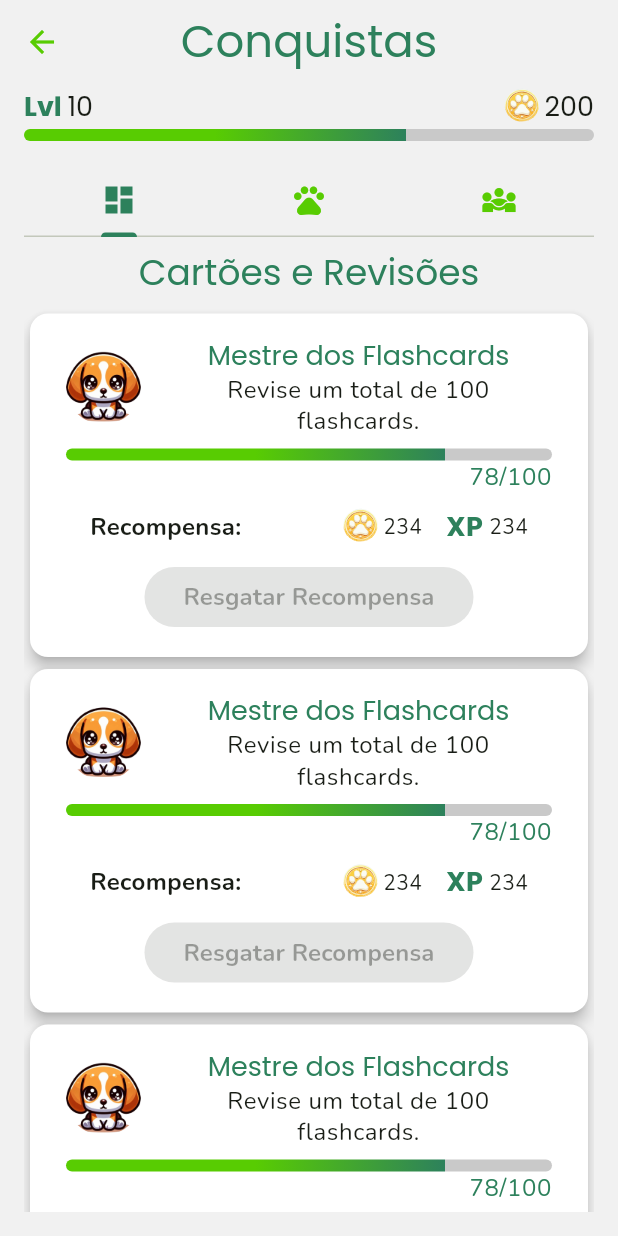
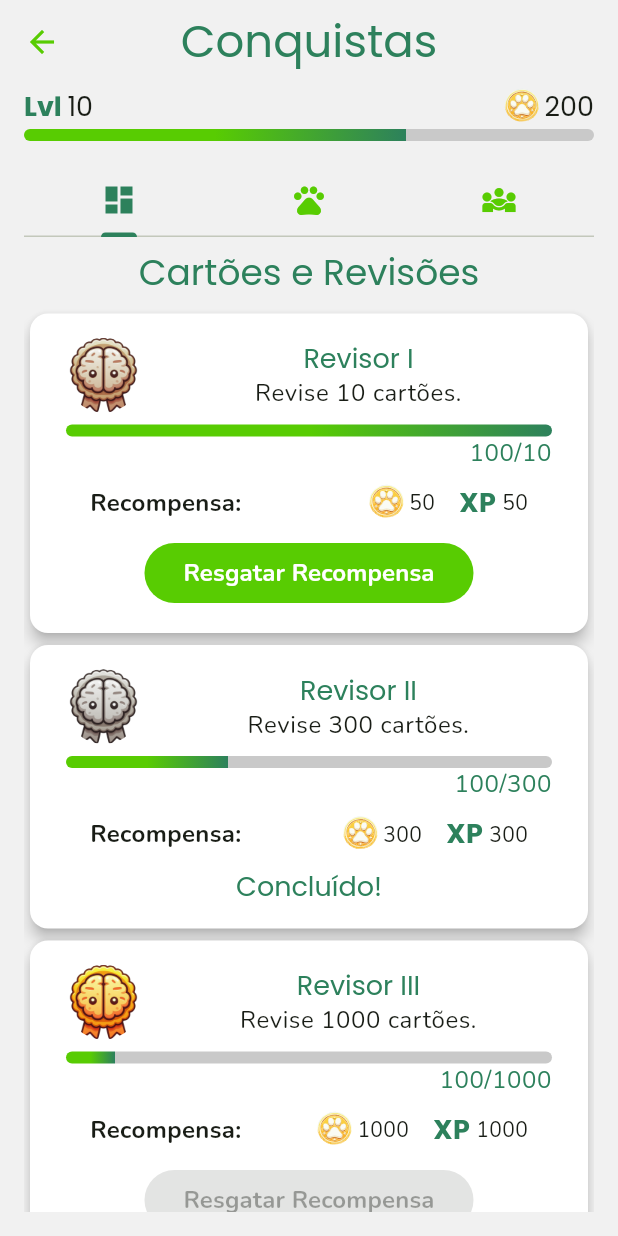
Before and after one commit to CantarinoG/flashcard-pets, a Flutter app: the screen it shows after launch, item 4 of the bottom bar chosen, after a tap on "Ver todas", on a phone screen of 412 x 824 dp. Run offline on Flutter 3.47's test engine with Material 3 defaults, Android fonts, the phone set to English and light mode, and no system bars; our stand-ins replace flutter_svg.

Commit message:
feat: Consume awards data via provider.

```diff
--- a/lib/screens/awards_screen.dart
+++ b/lib/screens/awards_screen.dart
@@ -6,10 +6,17 @@ import 'package:flutter/material.dart';
 
 class AwardsScreen extends StatelessWidget {
   //Mocked data
-  final List<int> _awardsFlashcards = [1, 2, 3, 4, 5];
-  final List<int> _awardsPets = [1, 2];
-  final List<int> _awardsSocial = [1, 2];
-  AwardsScreen({super.key});
+  final int totalUserReviews = 100;
+  final int userConsecutiveDays = 24;
+  final int totalUserMaxScoreReviews = 78;
+  final int totalUserRegisteredCards = 430;
+  final int totalUserPets = 9;
+  final int highestPetLevel = 23;
+  final int highestPetStar = 2;
+  final int totalUserFriens = 234;
+  final int totalGiftsSent = 34;
+  final int isInRanking = 0;
+  const AwardsScreen({super.key});
 
   Widget _subScreen(BuildContext context, String title, Widget listView) {
     final TextStyle? h2 = Theme.of(context).textTheme.headlineMedium;
@@ -54,7 +61,7 @@ class AwardsScreen extends StatelessWidget {
             ),
             Expanded(
               child: DefaultTabController(
-                length: 4,
+                length: 3,
                 child: Column(
                   children: [
                     TabBar(
@@ -95,31 +102,53 @@ class AwardsScreen extends StatelessWidget {
                           _subScreen(
                             context,
                             "Cartões e Revisões",
-                            ListView.builder(
-                              itemCount: _awardsFlashcards.length,
-                              itemBuilder: (context, index) {
-                                return AwardCard();
-                              },
+                            ListView(
+                              children: [
+                                AwardCard(0, totalUserReviews),
+                                AwardCard(1, totalUserReviews),
+                                AwardCard(2, totalUserReviews),
+                                AwardCard(3, userConsecutiveDays),
+                                AwardCard(4, userConsecutiveDays),
+                                AwardCard(5, userConsecutiveDays),
+                                AwardCard(6, totalUserMaxScoreReviews),
+                                AwardCard(7, totalUserMaxScoreReviews),
+                                AwardCard(8, totalUserMaxScoreReviews),
+                                AwardCard(9, totalUserRegisteredCards),
+                                AwardCard(10, totalUserRegisteredCards),
+                                AwardCard(11, totalUserRegisteredCards),
+                              ],
                             ),
                           ),
                           _subScreen(
                             context,
                             "Pets",
-                            ListView.builder(
-                              itemCount: _awardsPets.length,
-                              itemBuilder: (context, index) {
-                                return AwardCard();
-                              },
+                            ListView(
+                              children: [
+                                AwardCard(12, totalUserPets),
+                                AwardCard(13, totalUserPets),
+                                AwardCard(14, totalUserPets),
+                                AwardCard(15, highestPetLevel),
+                                AwardCard(16, highestPetLevel),
+                                AwardCard(17, highestPetLevel),
+                                AwardCard(18, highestPetStar),
+                                AwardCard(19, highestPetStar),
+                                AwardCard(20, highestPetStar),
+                              ],
                             ),
                           ),
                           _subScreen(
                             context,
                             "Social",
-                            ListView.builder(
-                              itemCount: _awardsSocial.length,
-                              itemBuilder: (context, index) {
-                                return AwardCard();
-                              },
+                            ListView(
+                              children: [
+                                AwardCard(21, totalUserFriens),
+                                AwardCard(22, totalUserFriens),
+                                AwardCard(23, totalUserFriens),
+                                AwardCard(24, totalGiftsSent),
+                                AwardCard(25, totalGiftsSent),
+                                AwardCard(26, totalGiftsSent),
+                                AwardCard(27, isInRanking),
+                              ],
                             ),
                           ),
                         ],
--- a/lib/screens/navigation_screen.dart
+++ b/lib/screens/navigation_screen.dart
@@ -23,7 +23,7 @@ class NavigationScreen extends StatefulWidget {
       "fab": const SocialFab(),
     },
     {
-      "widget": const SelfProfileScreen(),
+      "widget": SelfProfileScreen(),
       "appBar": const SelfProfileAppBar(),
       "fab": null,
     },
--- a/lib/screens/self_profile_screen.dart
+++ b/lib/screens/self_profile_screen.dart
@@ -23,7 +23,12 @@ class SelfProfileScreen extends StatelessWidget {
   final int _reviewedCardsNum = 23;
   final int _accuracy = 84;
   final int _streak = 4;
-  const SelfProfileScreen({super.key});
+  final List<int> _last3Awards = [
+    4,
+    6,
+    13,
+  ];
+  SelfProfileScreen({super.key});
 
   void _changeAvatar(BuildContext context) {
     Navigator.push(
@@ -47,7 +52,7 @@ class SelfProfileScreen extends StatelessWidget {
     Navigator.push(
       context,
       MaterialPageRoute(
-        builder: (context) => AwardsScreen(),
+        builder: (context) => const AwardsScreen(),
       ),
     );
   }
@@ -210,13 +215,13 @@ class SelfProfileScreen extends StatelessWidget {
                   const SizedBox(
                     height: 4,
                   ),
-                  const Row(
+                  Row(
                     mainAxisAlignment: MainAxisAlignment.spaceAround,
                     crossAxisAlignment: CrossAxisAlignment.center,
                     children: [
-                      Expanded(child: AwardCardBasic()),
-                      Expanded(child: AwardCardBasic()),
-                      Expanded(child: AwardCardBasic()),
+                      Expanded(child: AwardCardBasic(_last3Awards[0])),
+                      Expanded(child: AwardCardBasic(_last3Awards[1])),
+                      Expanded(child: AwardCardBasic(_last3Awards[2])),
                     ],
                   ),
                 ],
--- a/lib/screens/user_profile_screen.dart
+++ b/lib/screens/user_profile_screen.dart
@@ -22,7 +22,7 @@ class UserProfileScreen extends StatelessWidget {
   final int _reviewedCardsNum = 23;
   final int _accuracy = 84;
   final int _streak = 4;
-  final List<int> _awards = [1, 1, 1, 1, 1, 1];
+  final List<int> _awards = [1, 2, 3, 4, 5, 6];
   final List<int> _pets = [1, 1, 1, 1, 1, 1];
   UserProfileScreen({super.key});
 
@@ -163,8 +163,8 @@ class UserProfileScreen extends StatelessWidget {
                     SingleChildScrollView(
                       scrollDirection: Axis.horizontal,
                       child: Row(
-                        children: _awards.map((award) {
-                          return const AwardCardBasic();
+                        children: _awards.map((awardId) {
+                          return AwardCardBasic(awardId);
                         }).toList(),
                       ),
                     ),
--- a/lib/widgets/award_card.dart
+++ b/lib/widgets/award_card.dart
@@ -1,21 +1,20 @@
+import 'package:flashcard_pets/data_providers/i_data_provider.dart';
+import 'package:flashcard_pets/models/award.dart';
 import 'package:flashcard_pets/themes/app_text_styles.dart';
 import 'package:flashcard_pets/themes/app_themes.dart';
 import 'package:flashcard_pets/widgets/themed_filled_button.dart';
 import 'package:flutter/material.dart';
 import 'package:flutter_svg/svg.dart';
+import 'package:provider/provider.dart';
 
 class AwardCard extends StatelessWidget {
   //Mocked data
-  final String _imgPath = "assets/images/baby_pets/beagle.png";
-  final String _title = "Mestre dos Flashcards";
-  final String _description = "Revise um total de 100 flashcards.";
-  final int _goalScore = 100;
-  final int _currentScore = 78;
-  late final double _progress = _currentScore / _goalScore;
-  final int _goldReward = 234;
-  final int _xpReward = 234;
-  final bool _isCompleted = false;
-  AwardCard({super.key});
+  final List<int> userAchievements = [1, 4, 6];
+
+  final int awardId;
+  final int userProgress;
+
+  AwardCard(this.awardId, this.userProgress, {super.key});
 
   void _claimAward() {
     //...
@@ -31,6 +30,12 @@ class AwardCard extends StatelessWidget {
     TextStyle? h3em = Theme.of(context).textTheme.headlineSmallEm;
     TextStyle? body = Theme.of(context).textTheme.bodySmall;
     TextStyle? bodyEm = Theme.of(context).textTheme.bodySmallEm;
+
+    final Award award =
+        Provider.of<IDataProvider<Award>>(context).retrieveData()[awardId]!;
+    final double progress =
+        ((userProgress / award.target) > 1) ? 1 : (userProgress / award.target);
+    final bool alreadyUnlocked = userAchievements.contains(awardId);
 
     return Card(
       elevation: 4,
@@ -51,9 +56,8 @@ class AwardCard extends StatelessWidget {
                   width: 50,
                   child: ClipOval(
                     child: Image.asset(
-                      _imgPath,
-                      fit: BoxFit
-                          .cover, // Ensures the image fits nicely within the circular shape
+                      award.iconPath,
+                      fit: BoxFit.cover,
                     ),
                   ),
                 ),
@@ -64,14 +68,14 @@ class AwardCard extends StatelessWidget {
                   child: Column(
                     children: [
                       Text(
-                        _title,
+                        award.title,
                         style: h3?.copyWith(
                           color: secondary,
                         ),
                         textAlign: TextAlign.center,
                       ),
                       Text(
-                        _description,
+                        award.description,
                         style: body,
                         textAlign: TextAlign.center,
                       ),
@@ -92,16 +96,16 @@ class AwardCard extends StatelessWidget {
                     secondary,
                     const Color.fromARGB(255, 201, 201, 201),
                   ], stops: [
-                    _progress / 2,
-                    _progress,
-                    _progress,
+                    progress / 2,
+                    progress,
+                    progress,
                   ])),
               child: const SizedBox(height: 8),
             ),
             SizedBox(
               width: double.infinity,
               child: Text(
-                "$_currentScore/$_goalScore",
+                "$userProgress/${award.target}",
                 style: body?.copyWith(
                   color: secondary,
                 ),
@@ -126,7 +130,7 @@ class AwardCard extends StatelessWidget {
                   width: 30,
                   height: 30,
                 ),
-                Text("$_goldReward"),
+                Text("${award.rewardValue}"),
                 const SizedBox(
                   width: 16,
                 ),
@@ -134,7 +138,7 @@ class AwardCard extends StatelessWidget {
                   "XP ",
                   style: h3em.copyWith(color: secondary),
                 ),
-                Text("$_xpReward"),
+                Text("${award.rewardValue}"),
                 const SizedBox(
                   width: 16,
                 ),
@@ -143,9 +147,18 @@ class AwardCard extends StatelessWidget {
             const SizedBox(
               height: 8,
             ),
-            ThemedFilledButton(
+            if (!alreadyUnlocked)
+              ThemedFilledButton(
                 label: "Resgatar Recompensa",
-                onPressed: _isCompleted ? _claimAward : null),
+                onPressed: (userProgress < award.target) ? null : _claimAward,
+              ),
+            if (alreadyUnlocked)
+              Text(
+                "Concluído!",
+                style: h3?.copyWith(
+                  color: secondary,
+                ),
+              ),
           ],
         ),
       ),
--- a/lib/widgets/award_card_basic.dart
+++ b/lib/widgets/award_card_basic.dart
@@ -1,18 +1,23 @@
+import 'package:flashcard_pets/data_providers/i_data_provider.dart';
+import 'package:flashcard_pets/models/award.dart';
 import 'package:flashcard_pets/themes/app_text_styles.dart';
 import 'package:flashcard_pets/themes/app_themes.dart';
 import 'package:flutter/material.dart';
+import 'package:provider/provider.dart';
 
 class AwardCardBasic extends StatelessWidget {
-  //Mocked data
-  final String _imgPath = "assets/images/baby_pets/beagle.png";
-  final String _awardName = "Mestre I";
-  const AwardCardBasic({super.key});
+  final int awardId;
+
+  const AwardCardBasic(this.awardId, {super.key});
 
   @override
   Widget build(BuildContext context) {
     Color brightColor = Theme.of(context).colorScheme.bright;
     Color secondary = Theme.of(context).colorScheme.secondary;
     TextStyle bodyEm = Theme.of(context).textTheme.bodySmallEm;
+
+    final Award award =
+        Provider.of<IDataProvider<Award>>(context).retrieveData()[awardId]!;
 
     return Card(
       elevation: 4,
@@ -26,17 +31,23 @@ class AwardCardBasic extends StatelessWidget {
           mainAxisSize: MainAxisSize.min,
           children: [
             Image.asset(
-              _imgPath,
+              award.iconPath,
               width: 60,
               height: 60,
             ),
             const SizedBox(
               height: 4,
             ),
-            Text(
-              _awardName,
-              style: bodyEm.copyWith(
-                color: secondary,
+            SizedBox(
+              height: 40,
+              child: Text(
+                award.title,
+                textAlign: TextAlign.center,
+                maxLines: 2,
+                overflow: TextOverflow.ellipsis,
+                style: bodyEm.copyWith(
+                  color: secondary,
+                ),
               ),
             ),
           ],
```
